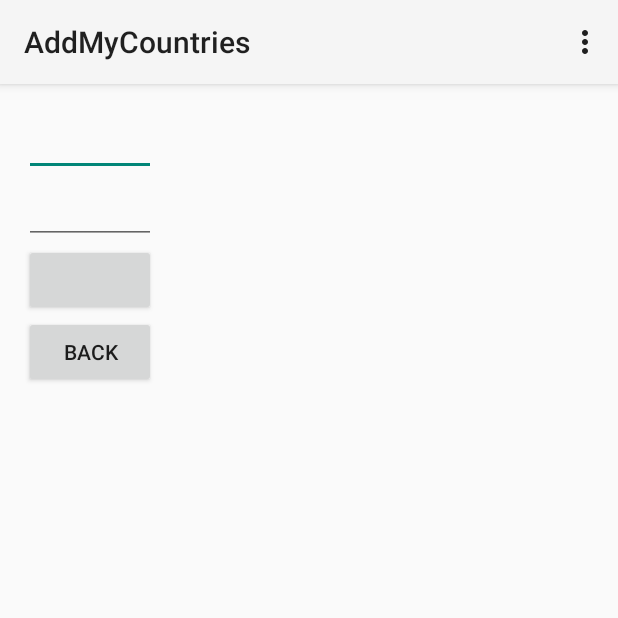
After one commit to johanrovala/2DV606, an Android app: the AddMyCountries screen opened directly, with no data from a screen before it, on a phone screen of 412 x 824 dp, the top half of it. The commit adds this screen. Run offline under Robolectric (Android 15) with nearby library versions, the phone set to English and light mode, and no system bars.

Commit message:
Basic structe of Exercise 3 added. GUI looks really bad but that's ok for now.

```diff
--- /dev/null
+++ b/Assignment1_Seperate/app/src/main/java/johanrovala/assignment1_seperate/AddMyCountries.java
@@ -0,0 +1,74 @@
+package johanrovala.assignment1_seperate;
+
+import android.app.Activity;
+import android.content.Intent;
+import android.os.Bundle;
+import android.view.Menu;
+import android.view.MenuItem;
+import android.view.View;
+import android.widget.Button;
+import android.widget.EditText;
+
+public class AddMyCountries extends Activity {
+
+    @Override
+    protected void onCreate(Bundle savedInstanceState) {
+        super.onCreate(savedInstanceState);
+        setContentView(R.layout.activity_add_my_countries);
+
+        final EditText yearText = (EditText) findViewById(R.id.year_id);
+        final EditText countryText = (EditText) findViewById(R.id.country_id);
+        Button addButton = (Button) findViewById(R.id.add_year_and_country_button);
+        Button backButton = (Button) findViewById(R.id.back_to_main_activity_my_countries);
+
+        /*
+         * I wanted to be able to add several countries before returning to the old activity.
+         * Therefor, I have commented out the code suggested in the lecture notes and went for a
+         * static arraylist in the first activity which is updated.
+         */
+
+        addButton.setOnClickListener(new View.OnClickListener() {
+            @Override
+            public void onClick(View v) {
+                String visitedCountry = yearText.getText() + " " + countryText.getText();
+                MyCountries.addToUserCountries(visitedCountry);
+                /*Intent result = new Intent();
+                result.putExtra("result", userCountry);
+                setResult(RESULT_OK, result);
+                finish();*/
+            }
+        });
+
+        backButton.setOnClickListener(new View.OnClickListener() {
+            @Override
+            public void onClick(View v) {
+                Intent intent = new Intent(getApplicationContext(), MyCountries.class);
+                startActivity(intent);
+
+            }
+        });
+
+    }
+
+    @Override
+    public boolean onCreateOptionsMenu(Menu menu) {
+        // Inflate the menu; this adds items to the action bar if it is present.
+        getMenuInflater().inflate(R.menu.menu_add_my_countries, menu);
+        return true;
+    }
+
+    @Override
+    public boolean onOptionsItemSelected(MenuItem item) {
+        // Handle action bar item clicks here. The action bar will
+        // automatically handle clicks on the Home/Up button, so long
+        // as you specify a parent activity in AndroidManifest.xml.
+        int id = item.getItemId();
+
+        //noinspection SimplifiableIfStatement
+        if (id == R.id.action_settings) {
+            return true;
+        }
+
+        return super.onOptionsItemSelected(item);
+    }
+}
--- /dev/null
+++ b/Assignment1_Seperate/app/src/main/res/layout/activity_add_my_countries.xml
@@ -0,0 +1,35 @@
+<RelativeLayout xmlns:android="http://schemas.android.com/apk/res/android"
+    xmlns:tools="http://schemas.android.com/tools" android:layout_width="match_parent"
+    android:layout_height="match_parent" android:paddingLeft="@dimen/activity_horizontal_margin"
+    android:paddingRight="@dimen/activity_horizontal_margin"
+    android:paddingTop="@dimen/activity_vertical_margin"
+    android:paddingBottom="@dimen/activity_vertical_margin"
+    tools:context="johanrovala.assignment1_seperate.AddMyCountries">
+
+    <LinearLayout
+        android:layout_width="wrap_content"
+        android:layout_height="wrap_content"
+        android:orientation="vertical">
+
+        <EditText
+            android:layout_width="match_parent"
+            android:layout_height="wrap_content"
+            android:id="@+id/year_id"/>
+        <EditText
+            android:layout_width="match_parent"
+            android:layout_height="wrap_content"
+            android:id="@+id/country_id"/>
+        <Button
+            android:layout_width="match_parent"
+            android:layout_height="wrap_content"
+            android:id="@+id/add_year_and_country_button"/>
+
+        <Button
+            android:layout_width="match_parent"
+            android:layout_height="wrap_content"
+            android:text="back"
+            android:id="@+id/back_to_main_activity_my_countries"/>
+
+    </LinearLayout>
+
+</RelativeLayout>
--- /dev/null
+++ b/Assignment1_Seperate/app/src/main/res/menu/menu_add_my_countries.xml
@@ -0,0 +1,6 @@
+<menu xmlns:android="http://schemas.android.com/apk/res/android"
+    xmlns:tools="http://schemas.android.com/tools"
+    tools:context="johanrovala.assignment1_seperate.AddMyCountries">
+    <item android:id="@+id/action_settings" android:title="@string/action_settings"
+        android:orderInCategory="100" android:showAsAction="never" />
+</menu>
```
Also changed, not shown: Assignment1_Seperate/app/src/main/AndroidManifest.xml (+10 -2 lines), Assignment1_Seperate/app/src/main/java/johanrovala/assignment1_seperate/MyCountries.java (added, +81 -0 lines), Assignment1_Seperate/app/src/main/java/johanrovala/assignment1_seperate/Visit.java (added, +23 -0 lines), Assignment1_Seperate/app/src/main/res/layout/activity_my_countries.xml (added, +20 -0 lines), Assignment1_Seperate/app/src/main/res/layout/country_listview.xml (added, +14 -0 lines), Assignment1_Seperate/app/src/main/res/menu/menu_my_countries.xml (added, +12 -0 lines), Assignment1_Seperate/app/src/main/res/values/strings.xml (+9 -0 lines), Assignment1_Seperate/app/src/main/res/drawable/plus_icon.png (added).
